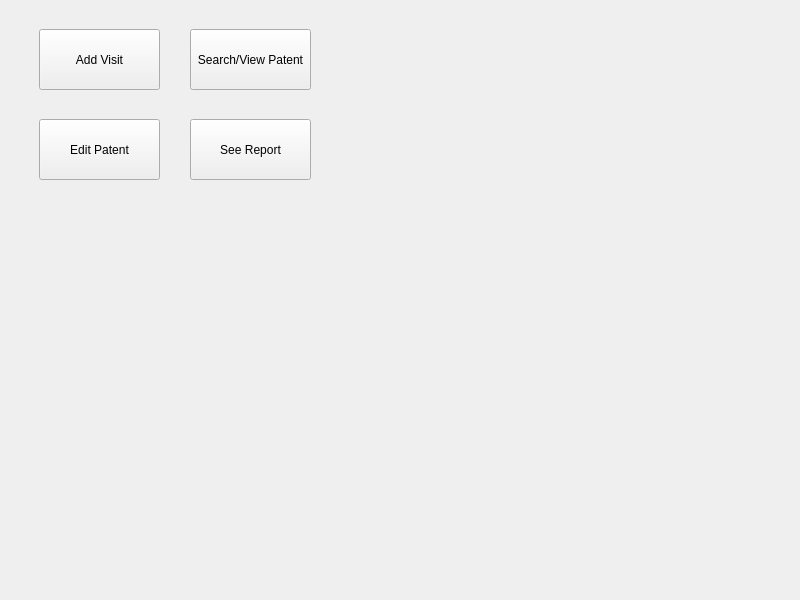
First picture: the form in medsee.ui, repository DigvijaySriSaiBodicherla/MedSeeUI, before the edit.
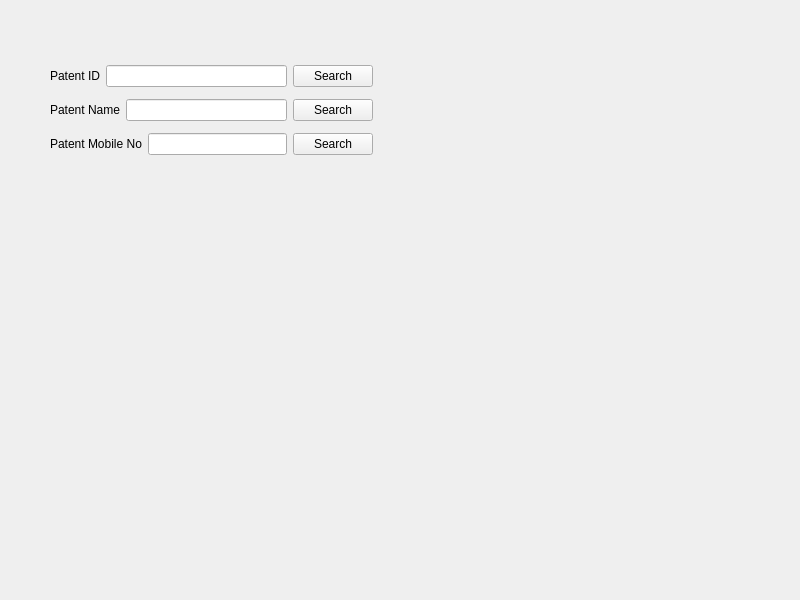
Second picture: the form after the edit.

```diff
--- a/medsee.ui
+++ b/medsee.ui
@@ -17,9 +17,9 @@
    <property name="geometry">
     <rect>
      <x>10</x>
-     <y>9</y>
-     <width>541</width>
-     <height>231</height>
+     <y>-1</y>
+     <width>791</width>
+     <height>621</height>
     </rect>
    </property>
    <property name="styleSheet">
@@ -27,7 +27,7 @@
 border-color: rgb(0, 0, 0);</string>
    </property>
    <property name="currentIndex">
-    <number>1</number>
+    <number>2</number>
    </property>
    <widget class="QWidget" name="loginPage">
     <widget class="QWidget" name="verticalLayoutWidget">
@@ -132,7 +132,97 @@
      </property>
     </widget>
    </widget>
-   <widget class="QWidget" name="addVisitPage"/>
+   <widget class="QWidget" name="addVisitSearchPage">
+    <widget class="QStackedWidget" name="stackedWidget_2">
+     <property name="geometry">
+      <rect>
+       <x>10</x>
+       <y>20</y>
+       <width>411</width>
+       <height>301</height>
+      </rect>
+     </property>
+     <widget class="QWidget" name="addVisitSearchPage_1">
+      <widget class="QWidget" name="verticalLayoutWidget_2">
+       <property name="geometry">
+        <rect>
+         <x>30</x>
+         <y>40</y>
+         <width>323</width>
+         <height>104</height>
+        </rect>
+       </property>
+       <layout class="QVBoxLayout" name="verticalLayout_2">
+        <item>
+         <layout class="QHBoxLayout" name="horizontalLayout_3">
+          <item>
+           <widget class="QLabel" name="label_3">
+            <property name="text">
+             <string>Patent ID</string>
+            </property>
+           </widget>
+          </item>
+          <item>
+           <widget class="QLineEdit" name="lineEdit_3"/>
+          </item>
+          <item>
+           <widget class="QPushButton" name="addVisitSearchButtonByID">
+            <property name="text">
+             <string>Search</string>
+            </property>
+           </widget>
+          </item>
+         </layout>
+        </item>
+        <item>
+         <layout class="QHBoxLayout" name="horizontalLayout_4">
+          <item>
+           <widget class="QLabel" name="label_4">
+            <property name="text">
+             <string>Patent Name</string>
+            </property>
+           </widget>
+          </item>
+          <item>
+           <widget class="QLineEdit" name="lineEdit_4"/>
+          </item>
+          <item>
+           <widget class="QPushButton" name="addVisitSearchButtonByName">
+            <property name="text">
+             <string>Search</string>
+            </property>
+           </widget>
+          </item>
+         </layout>
+        </item>
+        <item>
+         <layout class="QHBoxLayout" name="horizontalLayout_5">
+          <item>
+           <widget class="QLabel" name="label_5">
+            <property name="text">
+             <string>Patent Mobile No</string>
+            </property>
+           </widget>
+          </item>
+          <item>
+           <widget class="QLineEdit" name="lineEdit_5"/>
+          </item>
+          <item>
+           <widget class="QPushButton" name="addVisitSearchButtonByMobileNo">
+            <property name="text">
+             <string>Search</string>
+            </property>
+           </widget>
+          </item>
+         </layout>
+        </item>
+       </layout>
+      </widget>
+     </widget>
+     <widget class="QWidget" name="addNewPatentPage"/>
+     <widget class="QWidget" name="addVisitPage"/>
+    </widget>
+   </widget>
    <widget class="QWidget" name="editPatentPage"/>
    <widget class="QWidget" name="searchPatentPage"/>
    <widget class="QWidget" name="seeReportPage"/>
```
